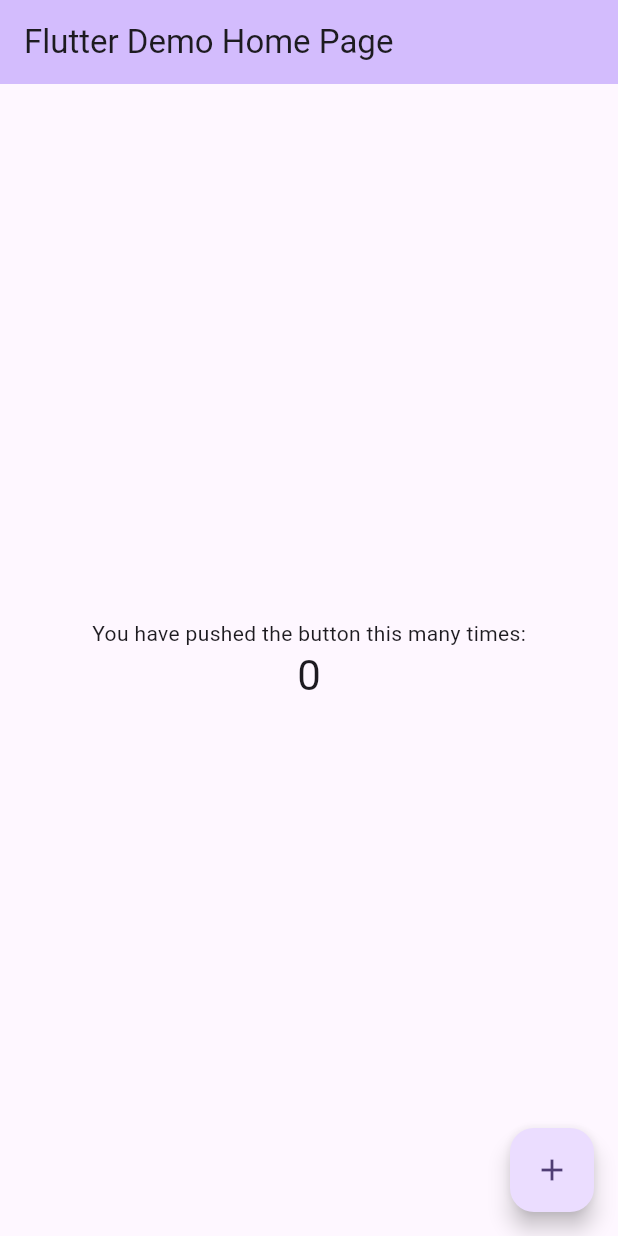
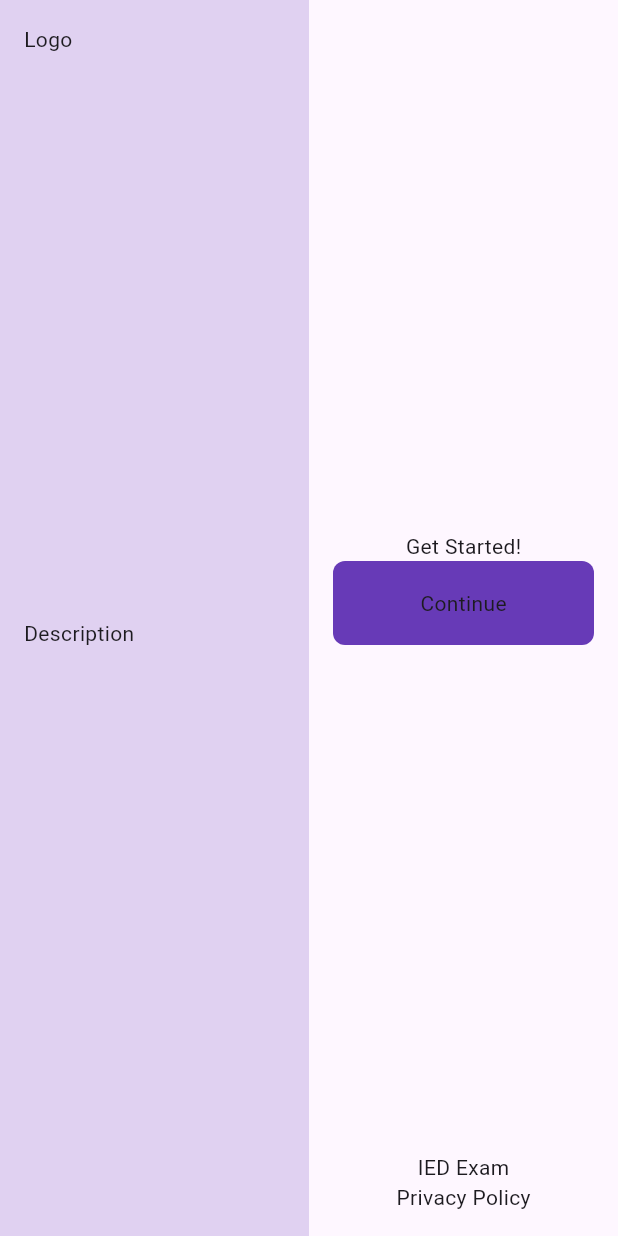
Before and after one commit to Elisalallalero/App-terzo-media, a Flutter app: the screen it shows after launch, on a phone screen of 412 x 824 dp. Run offline on Flutter 3.47's test engine with Material 2 defaults, Android fonts, the light colour scheme and no system bars.

Commit message:
Pagina autentificazione

```diff
--- a/lib/main.dart
+++ b/lib/main.dart
@@ -1,4 +1,5 @@
 import 'package:flutter/material.dart';
+import 'package:ied_terzo_anno/src/presentation/auth/views/auth_view.dart';
 
 void main() {
   runApp(const MyApp());
@@ -31,95 +32,7 @@ class MyApp extends StatelessWidget {
         colorScheme: ColorScheme.fromSeed(seedColor: Colors.deepPurple),
         useMaterial3: true,
       ),
-      home: const MyHomePage(title: 'Flutter Demo Home Page'),
+      home: const AuthConnector(),
     );
   }
 }
-
-class MyHomePage extends StatefulWidget {
-  const MyHomePage({super.key, required this.title});
-
-  // This widget is the home page of your application. It is stateful, meaning
-  // that it has a State object (defined below) that contains fields that affect
-  // how it looks.
-
-  // This class is the configuration for the state. It holds the values (in this
-  // case the title) provided by the parent (in this case the App widget) and
-  // used by the build method of the State. Fields in a Widget subclass are
-  // always marked "final".
-
-  final String title;
-
-  @override
-  State<MyHomePage> createState() => _MyHomePageState();
-}
-
-class _MyHomePageState extends State<MyHomePage> {
-  int _counter = 0;
-
-  void _incrementCounter() {
-    setState(() {
-      // This call to setState tells the Flutter framework that something has
-      // changed in this State, which causes it to rerun the build method below
-      // so that the display can reflect the updated values. If we changed
-      // _counter without calling setState(), then the build method would not be
-      // called again, and so nothing would appear to happen.
-      _counter++;
-    });
-  }
-
-  @override
-  Widget build(BuildContext context) {
-    // This method is rerun every time setState is called, for instance as done
-    // by the _incrementCounter method above.
-    //
-    // The Flutter framework has been optimized to make rerunning build methods
-    // fast, so that you can just rebuild anything that needs updating rather
-    // than having to individually change instances of widgets.
-    return Scaffold(
-      appBar: AppBar(
-        // TRY THIS: Try changing the color here to a specific color (to
-        // Colors.amber, perhaps?) and trigger a hot reload to see the AppBar
-        // change color while the other colors stay the same.
-        backgroundColor: Theme.of(context).colorScheme.inversePrimary,
-        // Here we take the value from the MyHomePage object that was created by
-        // the App.build method, and use it to set our appbar title.
-        title: Text(widget.title),
-      ),
-      body: Center(
-        // Center is a layout widget. It takes a single child and positions it
-        // in the middle of the parent.
-        child: Column(
-          // Column is also a layout widget. It takes a list of children and
-          // arranges them vertically. By default, it sizes itself to fit its
-          // children horizontally, and tries to be as tall as its parent.
-          //
-          // Column has various properties to control how it sizes itself and
-          // how it positions its children. Here we use mainAxisAlignment to
-          // center the children vertically; the main axis here is the vertical
-          // axis because Columns are vertical (the cross axis would be
-          // horizontal).
-          //
-          // TRY THIS: Invoke "debug painting" (choose the "Toggle Debug Paint"
-          // action in the IDE, or press "p" in the console), to see the
-          // wireframe for each widget.
-          mainAxisAlignment: MainAxisAlignment.center,
-          children: <Widget>[
-            const Text(
-              'You have pushed the button this many times:',
-            ),
-            Text(
-              '$_counter',
-              style: Theme.of(context).textTheme.headlineMedium,
-            ),
-          ],
-        ),
-      ),
-      floatingActionButton: FloatingActionButton(
-        onPressed: _incrementCounter,
-        tooltip: 'Increment',
-        child: const Icon(Icons.add),
-      ), // This trailing comma makes auto-formatting nicer for build methods.
-    );
-  }
-}
--- /dev/null
+++ b/lib/src/presentation/auth/views/auth_view.dart
@@ -0,0 +1,59 @@
+import 'package:flutter/material.dart';
+import 'package:ied_terzo_anno/src/presentation/auth/widgets/social_button.dart';
+
+class AuthConnector extends StatelessWidget {
+  const AuthConnector({super.key});
+
+  @override
+  Widget build(BuildContext context) {
+    return Scaffold(
+      //scaffold per far partire la pagina
+      body: Row(
+        children: [
+          Expanded(
+            child: ColoredBox(
+              //container utilizzati solo per il colore
+              color: Colors.deepPurple.withOpacity(0.2),
+              //Expanded sono dei conteiner che si espandono per tutta la pagina
+              child: const Padding(
+                padding: EdgeInsets.all(16.0),
+                child: Column(
+                  mainAxisAlignment: MainAxisAlignment
+                      .spaceBetween, //spacebetween serve per distanziare le cose in modo tale da dare lo stesso spazio fra di loro
+                  crossAxisAlignment: CrossAxisAlignment.start,
+                  children: [
+                    Text('Logo'),
+                    Text('Description'),
+                    SizedBox.shrink(),
+                  ],
+                ),
+              ),
+            ),
+          ),
+          const Expanded(
+              child: Padding(
+            padding: EdgeInsets.all(16.0),
+            child: Column(
+              mainAxisAlignment: MainAxisAlignment.spaceBetween,
+              children: [
+                SizedBox.shrink(),
+                Column(
+                  children: [
+                    Text('Get Started!'),
+                    SocialButton(),
+                  ],
+                ),
+                Column(
+                  children: [
+                    Text('IED Exam'),
+                    Text('Privacy Policy'),
+                  ],
+                )
+              ],
+            ),
+          )),
+        ],
+      ),
+    );
+  }
+}
--- /dev/null
+++ b/lib/src/presentation/auth/widgets/social_button.dart
@@ -0,0 +1,39 @@
+import 'package:flutter/material.dart';
+
+class SocialButton extends StatefulWidget {
+  const SocialButton({super.key});
+
+  @override
+  State<SocialButton> createState() => _SocialButtonState();
+}
+
+class _SocialButtonState extends State<SocialButton> {
+  var isHovered = false;
+  @override
+  Widget build(BuildContext context) {
+    return MouseRegion(
+      onEnter: (_) {
+        setState(() {
+          isHovered = true;
+        });
+      },
+      onExit: (_) {
+        setState(() {
+          isHovered = false;
+        });
+      },
+      child: AnimatedContainer(
+        duration: const Duration(milliseconds: 200),
+        curve: Curves.easeInOut,
+        height: 56,
+        decoration: BoxDecoration(
+          color: isHovered ? Colors.deepPurple.shade700 : Colors.deepPurple,
+          borderRadius: BorderRadius.circular(8),
+        ),
+        child: const Center(
+          child: Text('Continue'),
+        ),
+      ),
+    );
+  }
+}
```
